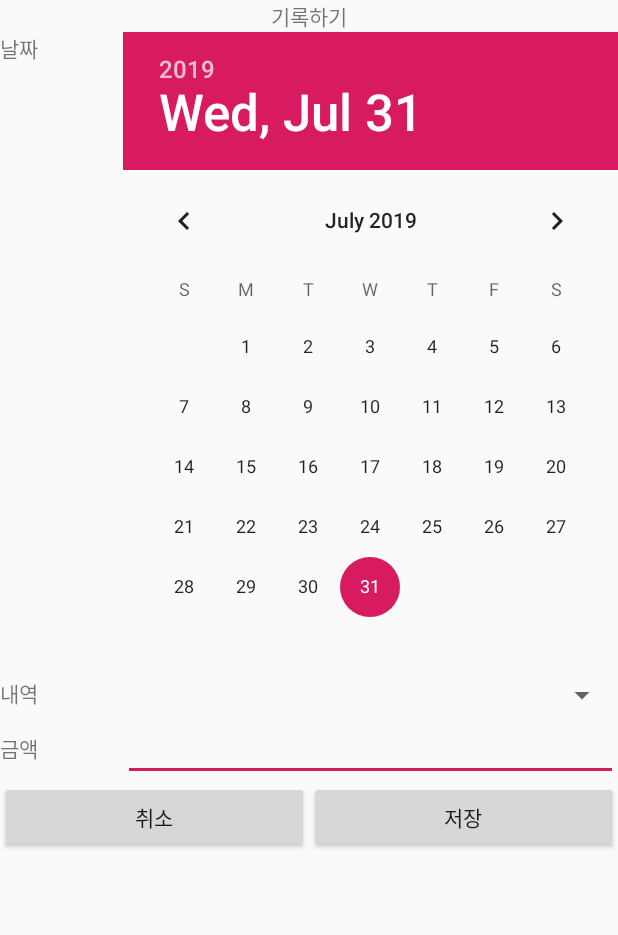
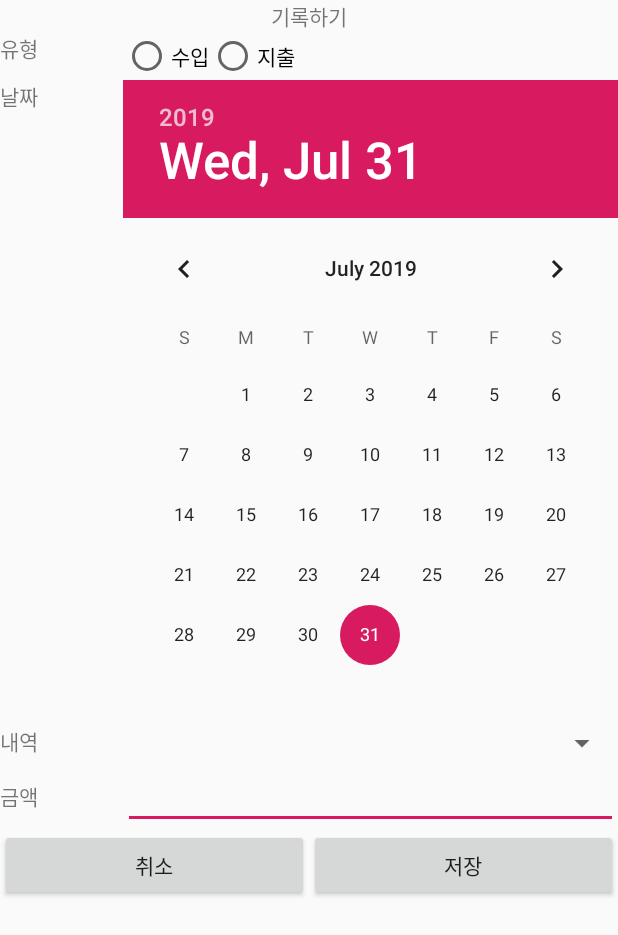
Before and after one commit to thanksthanks/PocketMoney, an Android app: the WriteActivity screen opened directly, with no data from a screen before it, on a phone screen of 412 x 824 dp. Shown: the top 935 px of the screen. Run offline under Robolectric (Android 15) with nearby library versions, the phone set to English and light mode, and no system bars.

Commit message:
수정(도연)

```diff
--- a/app/src/main/java/com/example/pocketmoney/Bean/MoneyBean.java
+++ b/app/src/main/java/com/example/pocketmoney/Bean/MoneyBean.java
@@ -1,6 +1,9 @@
 package com.example.pocketmoney.Bean;
 
 public class MoneyBean {
-
+    public int money;
+    public long moneyId; //고유번호
+    public String source; //수입지출 종류
+    public String moneyDate;
 
 }
--- a/app/src/main/res/layout/activity_write.xml
+++ b/app/src/main/res/layout/activity_write.xml
@@ -11,6 +11,42 @@
         android:layout_height="wrap_content"
         android:gravity="center"
         android:text="기록하기" />
+
+
+    <LinearLayout
+        android:layout_width="match_parent"
+        android:layout_height="wrap_content"
+        android:orientation="horizontal"
+        android:weightSum="10">
+
+        <TextView
+            android:id="@+id/textView8"
+            android:layout_width="0dp"
+            android:layout_height="match_parent"
+            android:layout_weight="2"
+            android:text="유형" />
+
+        <RadioGroup
+            android:layout_width="0dp"
+            android:layout_height="match_parent"
+            android:layout_weight="8"
+            android:weightSum="2"
+            android:orientation="horizontal">
+
+            <RadioButton
+                android:id="@+id/radioButton2"
+                android:layout_width="wrap_content"
+                android:layout_height="match_parent"
+                android:text="수입" />
+
+            <RadioButton
+                android:id="@+id/radioButton"
+                android:layout_width="wrap_content"
+                android:layout_height="match_parent"
+                android:text="지출" />
+        </RadioGroup>
+
+    </LinearLayout>
 
     <LinearLayout
         android:layout_width="match_parent"
@@ -49,7 +85,8 @@
             android:id="@+id/spinner"
             android:layout_width="0dp"
             android:layout_height="wrap_content"
-            android:layout_weight="8"/>
+            android:layout_weight="8"
+            android:entries="@array/수입"/>
     </LinearLayout>
 
     <LinearLayout
```
Also changed, not shown: app/src/main/java/com/example/pocketmoney/Fragment/WriteFragment.java (+24 -0 lines), app/src/main/res/layout/activity_login.xml (+8 -0 lines), app/src/main/res/layout/fragment_write.xml (+24 -0 lines).
